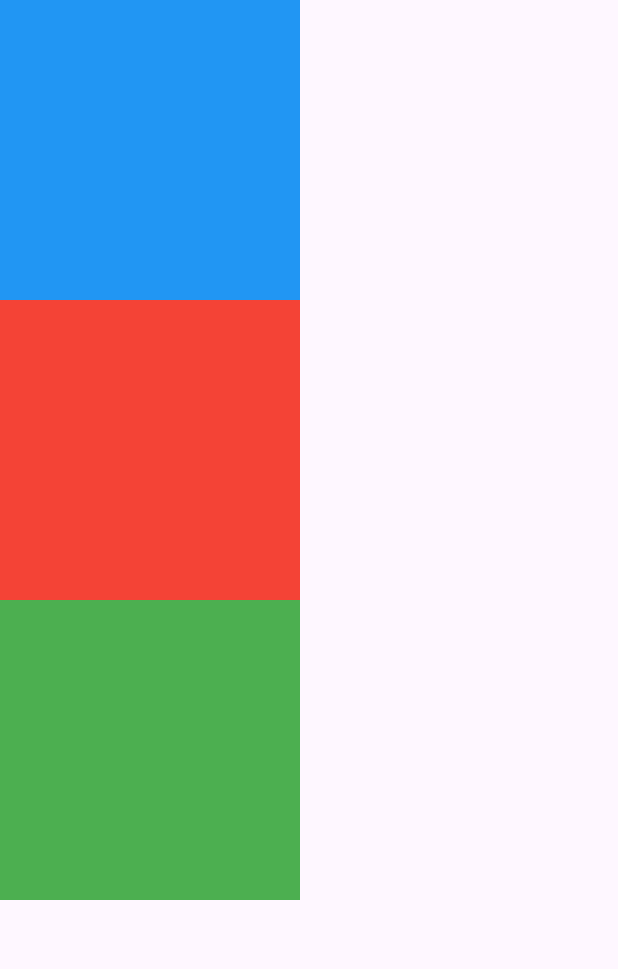
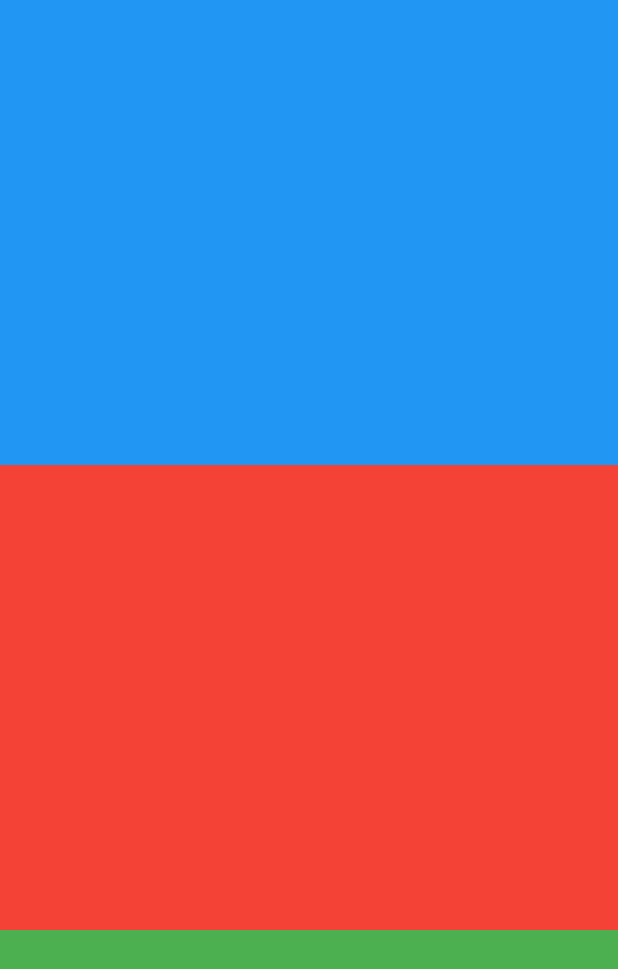
Before and after one commit to do2523/FlutterApp, a Flutter app: the screen it shows after launch, on a phone screen of 412 x 824 dp. Shown: the top 969 px of the screen. Run offline on Flutter 3.47's test engine with Material 3 defaults, Android fonts, the phone set to English and light mode, and no system bars.

Commit message:
Divide the screen into 3 containers

```diff
--- a/lib/main.dart
+++ b/lib/main.dart
@@ -16,18 +16,18 @@ class MyApp extends StatelessWidget {
         body: Column(
           children: [
             Container(
-              height: 200,
-              width: 200,
+              height: 310,
+              width: 430,
               color: Colors.blue,
             ),
             Container(
-              height: 200,
-              width: 200,
+              height: 310,
+              width: 430,
               color: Colors.red,
             ),
             Container(
-              height: 200,
-              width: 200,
+              height: 312,
+              width: 430,
               color: Colors.green,
             )
           ])
```
